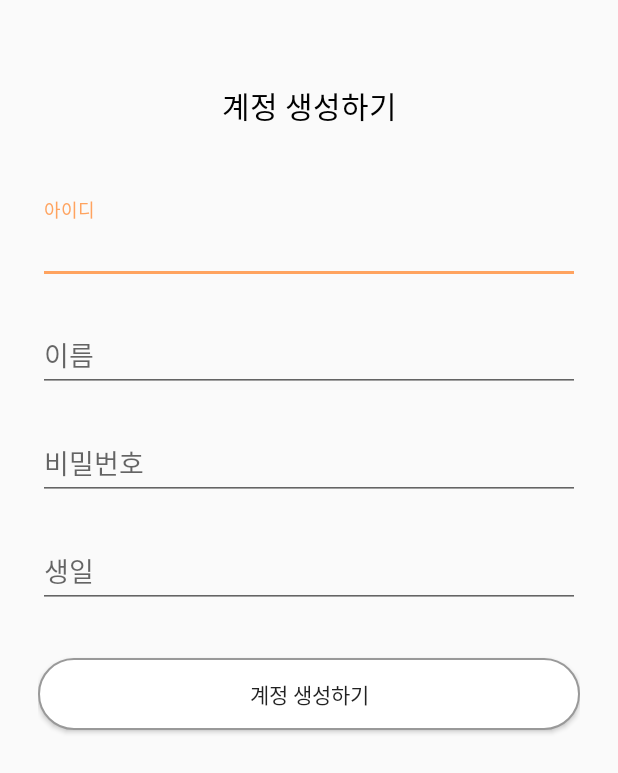
After one commit to ahndwon/PersonalFood, an Android app: the SignupActivity screen opened directly, with no data from a screen before it, on a phone screen of 412 x 824 dp. The commit adds this screen. Shown: the top 773 px of the screen. Run offline under Robolectric (Android 15) with nearby library versions, the phone set to English and light mode, and no system bars.

Commit message:
added login,signup activity

```diff
--- /dev/null
+++ b/app/src/main/java/com/team11/personalfood/SignupActivity.java
@@ -0,0 +1,82 @@
+package com.team11.personalfood;
+
+import android.app.DatePickerDialog;
+import android.content.Intent;
+import android.support.v7.app.AppCompatActivity;
+import android.os.Bundle;
+import android.util.Log;
+import android.view.View;
+import android.widget.Button;
+import android.widget.DatePicker;
+import android.widget.EditText;
+
+import java.text.SimpleDateFormat;
+import java.util.Calendar;
+import java.util.Locale;
+
+public class SignupActivity extends AppCompatActivity {
+
+    private static final String TAG = "SignupActivity";
+
+    private Button registerButton;
+
+    private EditText mFieldId;
+    private EditText mFieldName;
+    private EditText mFieldPassword;
+    private EditText mFieldBirth;
+
+    private Calendar calendar;
+
+    @Override
+    protected void onCreate(Bundle savedInstanceState) {
+        super.onCreate(savedInstanceState);
+        setContentView(R.layout.activity_signup);
+
+        registerButton = findViewById(R.id.btn_register);
+        mFieldId = findViewById(R.id.field_id);
+        mFieldName = findViewById(R.id.field_name);
+        mFieldPassword = findViewById(R.id.field_password);
+        mFieldBirth = findViewById(R.id.field_birth);
+
+        calendar = Calendar.getInstance();
+
+        final DatePickerDialog.OnDateSetListener date = new DatePickerDialog.OnDateSetListener() {
+
+            @Override
+            public void onDateSet(DatePicker view, int year, int monthOfYear,
+                                  int dayOfMonth) {
+                calendar.set(Calendar.YEAR, year);
+                calendar.set(Calendar.MONTH, monthOfYear);
+                calendar.set(Calendar.DAY_OF_MONTH, dayOfMonth);
+                updateDateLabel();
+            }
+
+        };
+
+        mFieldBirth.setOnClickListener(new View.OnClickListener() {
+
+            @Override
+            public void onClick(View v) {
+                Log.d(TAG, "onClick: mDate");
+                new DatePickerDialog(SignupActivity.this,  date, calendar
+                        .get(Calendar.YEAR), calendar.get(Calendar.MONTH),
+                        calendar.get(Calendar.DAY_OF_MONTH)).show();
+            }
+        });
+    }
+
+    public void onRegisterBtnClick(View view) {
+        Intent intent = new Intent(getApplicationContext(), ListActivity.class);
+        startActivity(intent);
+    }
+
+
+
+
+    private void updateDateLabel() {
+        String myFormat = "MM/dd/yy"; //In which you need put here
+        SimpleDateFormat sdf = new SimpleDateFormat(myFormat, Locale.US);
+
+        mFieldBirth.setText(sdf.format(calendar.getTime()));
+    }
+}
--- /dev/null
+++ b/app/src/main/res/drawable/white_rounded_button.xml
@@ -0,0 +1,29 @@
+<?xml version="1.0" encoding="utf-8"?>
+<selector xmlns:android="http://schemas.android.com/apk/res/android">
+
+    <item
+        android:state_pressed="true">
+        <shape>
+            <solid
+                android:color="@color/colorAccent"/>
+            <stroke
+                android:color="@color/colorBlack"
+                android:width="1dp"/>
+            <corners
+                android:radius="50dp"/>
+        </shape>
+    </item>
+    <item>
+        <shape>
+            <solid
+                android:color="@color/colorWhite"/>
+            <stroke
+                android:color="@color/colorGray"
+                android:width="1dp"/>
+            <corners
+                android:radius="50dp"/>
+        </shape>
+    </item>
+
+
+</selector>
--- /dev/null
+++ b/app/src/main/res/layout/activity_signup.xml
@@ -0,0 +1,102 @@
+<?xml version="1.0" encoding="utf-8"?>
+<RelativeLayout xmlns:android="http://schemas.android.com/apk/res/android"
+    android:layout_width="match_parent"
+    android:layout_height="match_parent">
+
+    <LinearLayout
+        android:layout_width="match_parent"
+        android:layout_height="wrap_content"
+        android:orientation="vertical"
+        android:paddingTop="55dp"
+        android:paddingLeft="25dp"
+        android:paddingRight="25dp"
+        >
+
+        <TextView
+            android:layout_width="match_parent"
+            android:layout_height="wrap_content"
+            android:text="계정 생성하기"
+            android:textSize="20sp"
+            android:textColor="@color/black"
+            android:gravity="center_horizontal"
+            android:layout_marginBottom="40dp"/>
+
+
+        <android.support.design.widget.TextInputLayout
+            android:layout_width="match_parent"
+            android:layout_height="wrap_content"
+            android:layout_marginTop="8dp"
+            android:layout_marginBottom="8dp">
+            <EditText
+                android:layout_width="match_parent"
+                android:layout_height="wrap_content"
+                android:inputType="text"
+                android:hint="아이디"
+                android:id="@+id/field_id"/>
+
+        </android.support.design.widget.TextInputLayout>
+
+
+        <android.support.design.widget.TextInputLayout
+            android:layout_width="match_parent"
+            android:layout_height="wrap_content"
+            android:layout_marginTop="8dp"
+            android:layout_marginBottom="8dp">
+            <EditText
+                android:layout_width="match_parent"
+                android:layout_height="wrap_content"
+                android:inputType="text"
+                android:hint="이름"
+                android:id="@+id/field_name"/>
+
+        </android.support.design.widget.TextInputLayout>
+
+
+        <android.support.design.widget.TextInputLayout
+            android:layout_width="match_parent"
+            android:layout_height="wrap_content"
+            android:layout_marginTop="8dp"
+            android:layout_marginBottom="8dp">
+            <EditText
+                android:layout_width="match_parent"
+                android:layout_height="wrap_content"
+                android:inputType="textPassword"
+                android:hint="비밀번호"
+                android:id="@+id/field_password"/>
+
+        </android.support.design.widget.TextInputLayout>
+
+
+        <android.support.design.widget.TextInputLayout
+            android:layout_width="match_parent"
+            android:layout_height="wrap_content"
+            android:layout_marginTop="8dp"
+            android:layout_marginBottom="8dp">
+            <EditText
+                android:layout_width="match_parent"
+                android:layout_height="wrap_content"
+                android:hint="생일"
+                android:clickable="true"
+                android:focusable="false"
+                android:inputType="date"
+                android:longClickable="false"
+                android:id="@+id/field_birth"/>
+
+        </android.support.design.widget.TextInputLayout>
+
+
+        <android.support.v7.widget.AppCompatButton
+            android:layout_width="match_parent"
+            android:layout_height="wrap_content"
+            android:layout_marginBottom="25dp"
+            android:layout_marginTop="25dp"
+            android:text="계정 생성하기"
+            android:onClick="onRegisterBtnClick"
+            android:id="@+id/btn_register"
+            android:padding="12dp"
+            android:background="@drawable/white_rounded_button"/>
+
+
+    </LinearLayout>
+
+</RelativeLayout>
--- a/app/src/main/res/values/colors.xml
+++ b/app/src/main/res/values/colors.xml
@@ -1,7 +1,7 @@
 <?xml version="1.0" encoding="utf-8"?>
 <resources>
     <color name="colorPrimary">#3F51B5</color>
-    <color name="colorPrimaryDark">#303F9F</color>
+    <color name="colorPrimaryDark">#de8323</color>
     <color name="colorAccent">#FFA35F</color>
     <color name="colorWhite">#FFFFFF</color>
     <color name="colorGray">#999999</color>
@@ -10,6 +10,9 @@
     <color name="colorBlack">#000000</color>
     <color name="colorGood">#14C95D</color>
     <color name="colorBad">#FC3A3A</color>
-    <color name="colorChatBackground">#ffffff</color>
+    <color name="colorChatBackground">#fde7d7</color>
+    <color name="colorChatBottom">#fcc9a5</color>
+    <color name="black">#000000</color>
+    <color name="white">#ffffff</color>
 
 </resources>
```
Also changed, not shown: app/src/main/AndroidManifest.xml (+6 -4 lines), app/src/main/java/com/team11/personalfood/ChatActivity.java (+23 -4 lines), app/src/main/java/com/team11/personalfood/ListActivity.java (+36 -1 lines), app/src/main/java/com/team11/personalfood/LoginActivity.java (added, +36 -0 lines), app/src/main/java/com/team11/personalfood/MainActivity.java (+12 -3 lines), app/src/main/res/drawable/check.xml (added, +10 -0 lines), app/src/main/res/layout/activity_chat.xml (+4 -4 lines), app/src/main/res/layout/activity_list.xml (+3 -12 lines), app/src/main/res/layout/activity_login.xml (added, +66 -0 lines), app/src/main/res/layout/activity_main.xml (+2 -17 lines), app/src/main/res/layout/popup_toggle.xml (+38 -17 lines), app/src/main/res/layout/snippet_appbar.xml (+10 -45 lines), app/src/main/res/drawable/body_type_img.png (added).
